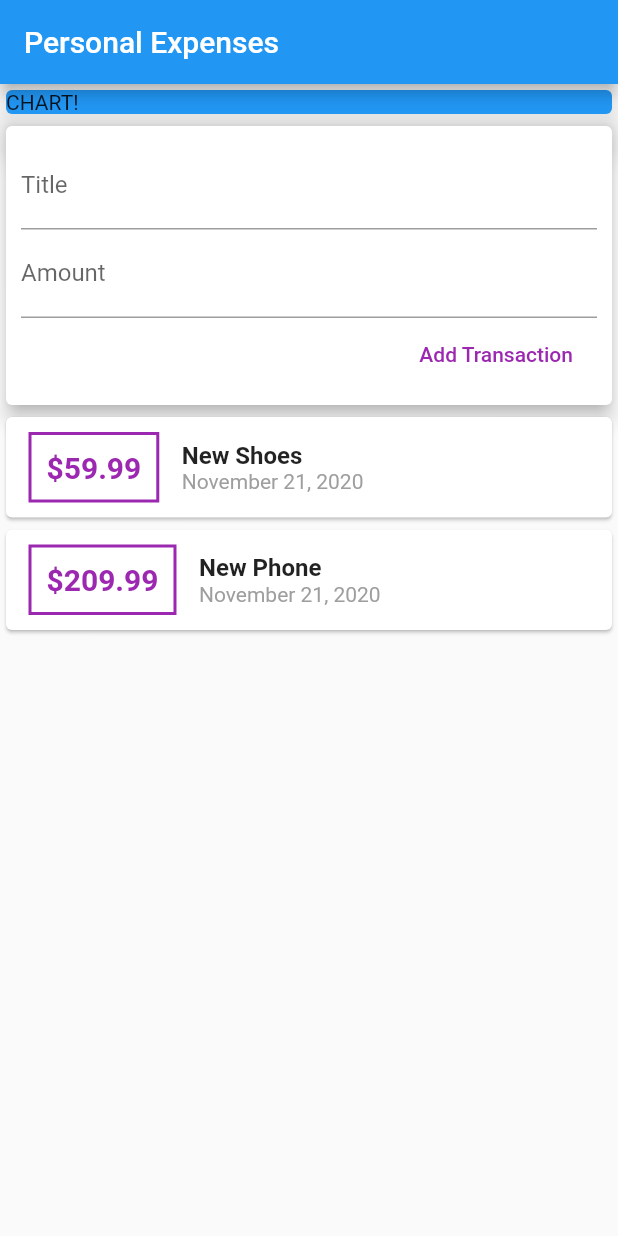
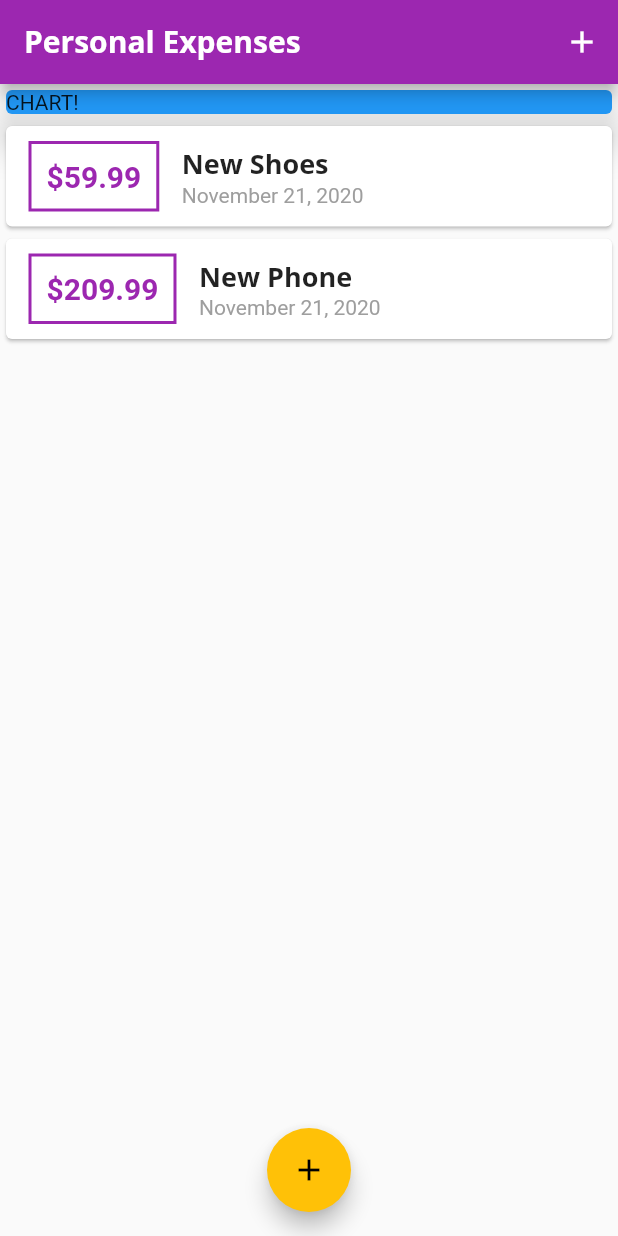
Before and after one commit to phamthaobk94/Personal-Expenses, a Flutter app: the screen it shows after launch, on a phone screen of 412 x 824 dp. Run offline on Flutter 3.47's test engine with Material 2 defaults, Android fonts, the phone set to English and light mode, and no system bars.

Commit message:
Add modal for add new transaction

```diff
--- a/lib/main.dart
+++ b/lib/main.dart
@@ -1,5 +1,7 @@
 import 'package:flutter/material.dart';
-import './widgets/user_transaction.dart';
+import 'package:personal_expenses_app/widgets/transaction_list.dart';
+import './widgets/new_transaction.dart';
+import './models/transaction.dart';
 
 void main() {
   runApp(MyApp());
@@ -10,23 +12,70 @@ class MyApp extends StatelessWidget {
   @override
   Widget build(BuildContext context) {
     return MaterialApp(
-      title: 'Flutter Demo',
+      title: 'Personal Expenses',
       theme: ThemeData(
-        primarySwatch: Colors.blue,
-        visualDensity: VisualDensity.adaptivePlatformDensity,
-      ),
+          primarySwatch: Colors.purple,
+          accentColor: Colors.amber,
+          fontFamily: 'Quicksand',
+          textTheme: ThemeData.light().textTheme.copyWith(
+              title: TextStyle(
+                  fontFamily: 'OpenSans',
+                  fontSize: 18,
+                  fontWeight: FontWeight.bold)),
+          appBarTheme: AppBarTheme(
+              textTheme: ThemeData.light().textTheme.copyWith(
+                  title: TextStyle(
+                      fontFamily: 'OpenSans',
+                      fontSize: 20,
+                      fontWeight: FontWeight.bold)))),
       home: MyHomePage(),
     );
   }
 }
 
-class MyHomePage extends StatelessWidget {
-  // This widget is the root of your application.
+class MyHomePage extends StatefulWidget {
+  @override
+  _MyHomePageState createState() => _MyHomePageState();
+}
+
+class _MyHomePageState extends State<MyHomePage> {
+  final List<Transaction> _userTransactions = [
+    Transaction(
+        id: 't1', title: 'New Shoes', amount: 59.99, date: DateTime.now()),
+    Transaction(
+        id: 't2', title: 'New Phone', amount: 209.99, date: DateTime.now()),
+  ];
+
+  void _addNewTransaction(String txTitle, double txAmount) {
+    final newTx = Transaction(
+        id: 'txN', title: txTitle, amount: txAmount, date: DateTime.now());
+    setState(() {
+      _userTransactions.add(newTx);
+    });
+  }
+
+  void _startAddNewTransaction(BuildContext ctx) {
+    showModalBottomSheet(
+        context: ctx,
+        builder: (_) {
+          return GestureDetector(
+            onTap: () => {},
+            child: NewTransation(_addNewTransaction),
+            behavior: HitTestBehavior.opaque,
+          );
+        });
+  }
+
   @override
   Widget build(BuildContext context) {
     return Scaffold(
       appBar: AppBar(
         title: Text('Personal Expenses'),
+        actions: <Widget>[
+          IconButton(
+              icon: Icon(Icons.add),
+              onPressed: () => _startAddNewTransaction(context))
+        ],
       ),
       body: SingleChildScrollView(
         child: Column(
@@ -43,9 +92,14 @@ class MyHomePage extends StatelessWidget {
                 color: Colors.blue,
               ),
             ),
-              UserTransaction(),
+            TransactionList(_userTransactions),
           ],
         ),
-        ));
+      ),
+      floatingActionButtonLocation: FloatingActionButtonLocation.centerFloat,
+      floatingActionButton: FloatingActionButton(
+          child: Icon(Icons.add),
+          onPressed: () => _startAddNewTransaction(context)),
+    );
   }
 }
--- a/lib/widgets/transaction_list.dart
+++ b/lib/widgets/transaction_list.dart
@@ -17,13 +17,15 @@ class TransactionList extends StatelessWidget {
                   Container(
                     margin: EdgeInsets.symmetric(vertical: 10, horizontal: 15),
                     decoration: BoxDecoration(
-                        border: Border.all(color: Colors.purple, width: 2)),
+                        border: Border.all(
+                            color: Theme.of(context).primaryColor, width: 2)),
                     child: Text(
-                      '\$${transactions[index].amount}',
+                      '\$${transactions[index].amount.toStringAsFixed(2)}',
                       style: TextStyle(
-                          fontWeight: FontWeight.bold,
-                          fontSize: 20,
-                          color: Colors.purple),
+                        fontWeight: FontWeight.bold,
+                        fontSize: 20,
+                        color: Theme.of(context).primaryColor,
+                      ),
                     ),
                     padding: EdgeInsets.all(10),
                   ),
@@ -32,8 +34,7 @@ class TransactionList extends StatelessWidget {
                     children: [
                       Text(
                         transactions[index].title,
-                        style: TextStyle(
-                            fontWeight: FontWeight.bold, fontSize: 16),
+                        style: Theme.of(context).textTheme.title,
                       ),
                       Text(
                         DateFormat.yMMMMd().format(transactions[index].date),
--- a/lib/widgets/user_transaction.dart
+++ /dev/null
@@ -1,36 +0,0 @@
-import 'package:flutter/material.dart';
-import './new_transaction.dart';
-import './transaction_list.dart';
-import '../models/transaction.dart';
-
-class UserTransaction extends StatefulWidget {
-  @override
-  _UserTransactionState createState() => _UserTransactionState();
-}
-
-class _UserTransactionState extends State<UserTransaction> {
-  final List<Transaction> _userTransactions = [
-    Transaction(
-        id: 't1', title: 'New Shoes', amount: 59.99, date: DateTime.now()),
-    Transaction(
-        id: 't2', title: 'New Phone', amount: 209.99, date: DateTime.now()),
-  ];
-
-  void _addNewTransaction(String txTitle, double txAmount) {
-    final newTx = Transaction(
-        id: 'txN', title: txTitle, amount: txAmount, date: DateTime.now());
-    setState(() {
-      _userTransactions.add(newTx);
-    });
-  }
-
-  @override
-  Widget build(BuildContext context) {
-    return Column(
-      children: [
-        NewTransation(_addNewTransaction),
-        TransactionList(_userTransactions),
-      ],
-    );
-  }
-}
```
Also changed, not shown: lib/widgets/new_transaction.dart (+25 -9 lines), pubspec.yaml (+11 -11 lines), lib/assets/fonts/OpenSans-Bold.ttf (added), lib/assets/fonts/OpenSans-Regular.ttf (added), lib/assets/fonts/Quicksand-Bold.ttf (added), lib/assets/fonts/Quicksand-Light.ttf (added), lib/assets/fonts/Quicksand-Medium.ttf (added), lib/assets/fonts/Quicksand-Regular.ttf (added). Lines whose indentation alone changed are shown as unchanged.
